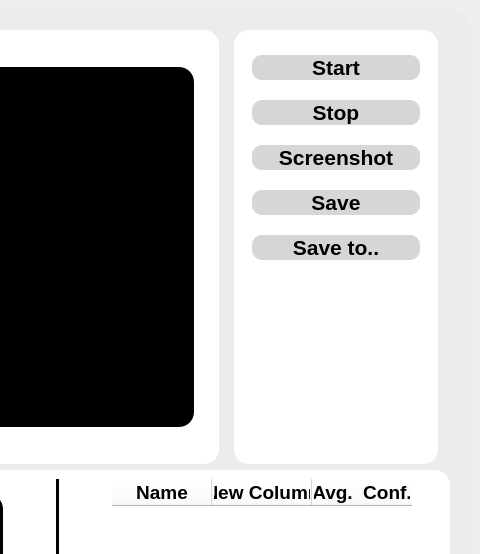
First picture: the form in views/detection_view.ui, repository ez4bk/ezObjectDetection, before the edit; both pictures show x 720 to 1200 and y 0 to 554 of the 1200 by 800 pixel window.
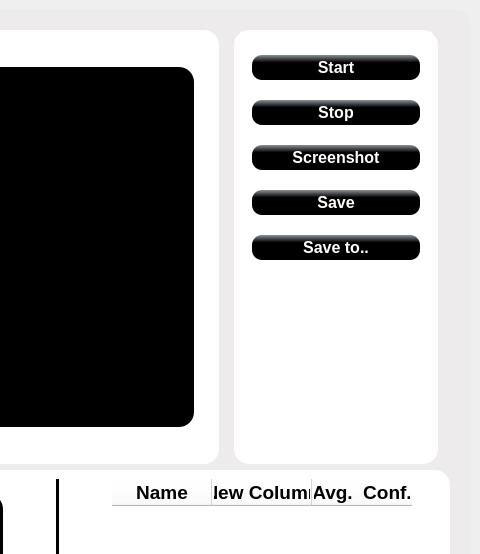
Second picture: the form after the edit. Icons and pictures are not drawn.

```diff
--- a/views/detection_view.ui
+++ b/views/detection_view.ui
@@ -354,6 +354,9 @@
                    </property>
                    <item>
                     <widget class="QPushButton" name="startButton">
+                     <property name="enabled">
+                      <bool>true</bool>
+                     </property>
                      <property name="minimumSize">
                       <size>
                        <width>100</width>
@@ -362,15 +365,30 @@
                      </property>
                      <property name="font">
                       <font>
-                       <pointsize>16</pointsize>
+                       <pointsize>-1</pointsize>
                        <weight>75</weight>
                        <bold>true</bold>
                       </font>
                      </property>
                      <property name="styleSheet">
-                      <string notr="true">background-color: rgb(214, 214, 214);
-color: black;
-border-radius:10px</string>
+                      <string notr="true">QPushButton {
+            background-color: qlineargradient(x1:1, y1:0, x2:1, y2:0.3, stop:0 #8a9195, stop:1 black);
+		   font-size: 16px;
+            font-weight: bold;
+            color: white;
+            border-radius: 10px;
+        }
+
+QPushButton:hover {
+            background-color: qlineargradient(x1:1, y1:0, x2:1, y2:0.3, stop:0 #7d8488, stop:1 black);
+        }
+QPushButton:pressed {
+            background-color: qlineargradient(x1:1, y1:0, x2:1, y2:0.3, stop:0 #6a7073, stop:1 black);
+        }
+QPushButton:disabled {
+            background-color: qlineargradient(x1:1, y1:0, x2:1, y2:0.3, stop:0 #6a7073, stop:1 black);
+			color: gray
+        }</string>
                      </property>
                      <property name="text">
                       <string>Start</string>
@@ -393,15 +411,30 @@
                      </property>
                      <property name="font">
                       <font>
-                       <pointsize>16</pointsize>
+                       <pointsize>-1</pointsize>
                        <weight>75</weight>
                        <bold>true</bold>
                       </font>
                      </property>
                      <property name="styleSheet">
-                      <string notr="true">background-color: rgb(214, 214, 214);
-color: black;
-border-radius:10px</string>
+                      <string notr="true">QPushButton {
+            background-color: qlineargradient(x1:1, y1:0, x2:1, y2:0.3, stop:0 #8a9195, stop:1 black);
+		   font-size: 16px;
+            font-weight: bold;
+            color: white;
+            border-radius: 10px;
+        }
+
+QPushButton:hover {
+            background-color: qlineargradient(x1:1, y1:0, x2:1, y2:0.3, stop:0 #7d8488, stop:1 black);
+        }
+QPushButton:pressed {
+            background-color: qlineargradient(x1:1, y1:0, x2:1, y2:0.3, stop:0 #6a7073, stop:1 black);
+        }
+QPushButton:disabled {
+            background-color: qlineargradient(x1:1, y1:0, x2:1, y2:0.3, stop:0 #6a7073, stop:1 black);
+			color: gray
+        }</string>
                      </property>
                      <property name="text">
                       <string>Stop</string>
@@ -418,15 +451,30 @@
                      </property>
                      <property name="font">
                       <font>
-                       <pointsize>16</pointsize>
+                       <pointsize>-1</pointsize>
                        <weight>75</weight>
                        <bold>true</bold>
                       </font>
                      </property>
                      <property name="styleSheet">
-                      <string notr="true">background-color: rgb(214, 214, 214);
-color: black;
-border-radius:10px</string>
+                      <string notr="true">QPushButton {
+            background-color: qlineargradient(x1:1, y1:0, x2:1, y2:0.3, stop:0 #8a9195, stop:1 black);
+		   font-size: 16px;
+            font-weight: bold;
+            color: white;
+            border-radius: 10px;
+        }
+
+QPushButton:hover {
+            background-color: qlineargradient(x1:1, y1:0, x2:1, y2:0.3, stop:0 #7d8488, stop:1 black);
+        }
+QPushButton:pressed {
+            background-color: qlineargradient(x1:1, y1:0, x2:1, y2:0.3, stop:0 #6a7073, stop:1 black);
+        }
+QPushButton:disabled {
+            background-color: qlineargradient(x1:1, y1:0, x2:1, y2:0.3, stop:0 #6a7073, stop:1 black);
+			color: gray
+        }</string>
                      </property>
                      <property name="text">
                       <string>Screenshot</string>
@@ -455,15 +503,30 @@
                      </property>
                      <property name="font">
                       <font>
-                       <pointsize>16</pointsize>
+                       <pointsize>-1</pointsize>
                        <weight>75</weight>
                        <bold>true</bold>
                       </font>
                      </property>
                      <property name="styleSheet">
-                      <string notr="true">background-color: rgb(214, 214, 214);
-color: black;
-border-radius:10px</string>
+                      <string notr="true">QPushButton {
+            background-color: qlineargradient(x1:1, y1:0, x2:1, y2:0.3, stop:0 #8a9195, stop:1 black);
+		   font-size: 16px;
+            font-weight: bold;
+            color: white;
+            border-radius: 10px;
+        }
+
+QPushButton:hover {
+            background-color: qlineargradient(x1:1, y1:0, x2:1, y2:0.3, stop:0 #7d8488, stop:1 black);
+        }
+QPushButton:pressed {
+            background-color: qlineargradient(x1:1, y1:0, x2:1, y2:0.3, stop:0 #6a7073, stop:1 black);
+        }
+QPushButton:disabled {
+            background-color: qlineargradient(x1:1, y1:0, x2:1, y2:0.3, stop:0 #6a7073, stop:1 black);
+			color: gray
+        }</string>
                      </property>
                      <property name="text">
                       <string>Save</string>
@@ -486,15 +549,30 @@
                      </property>
                      <property name="font">
                       <font>
-                       <pointsize>16</pointsize>
+                       <pointsize>-1</pointsize>
                        <weight>75</weight>
                        <bold>true</bold>
                       </font>
                      </property>
                      <property name="styleSheet">
-                      <string notr="true">background-color: rgb(214, 214, 214);
-color: black;
-border-radius:10px</string>
+                      <string notr="true">QPushButton {
+            background-color: qlineargradient(x1:1, y1:0, x2:1, y2:0.3, stop:0 #8a9195, stop:1 black);
+		   font-size: 16px;
+            font-weight: bold;
+            color: white;
+            border-radius: 10px;
+        }
+
+QPushButton:hover {
+            background-color: qlineargradient(x1:1, y1:0, x2:1, y2:0.3, stop:0 #7d8488, stop:1 black);
+        }
+QPushButton:pressed {
+            background-color: qlineargradient(x1:1, y1:0, x2:1, y2:0.3, stop:0 #6a7073, stop:1 black);
+        }
+QPushButton:disabled {
+            background-color: qlineargradient(x1:1, y1:0, x2:1, y2:0.3, stop:0 #6a7073, stop:1 black);
+			color: gray
+        }</string>
                      </property>
                      <property name="text">
                       <string>Save to..</string>
@@ -506,10 +584,13 @@
                      <property name="orientation">
                       <enum>Qt::Vertical</enum>
                      </property>
+                     <property name="sizeType">
+                      <enum>QSizePolicy::Expanding</enum>
+                     </property>
                      <property name="sizeHint" stdset="0">
                       <size>
                        <width>20</width>
-                       <height>40</height>
+                       <height>20</height>
                       </size>
                      </property>
                     </spacer>
```
